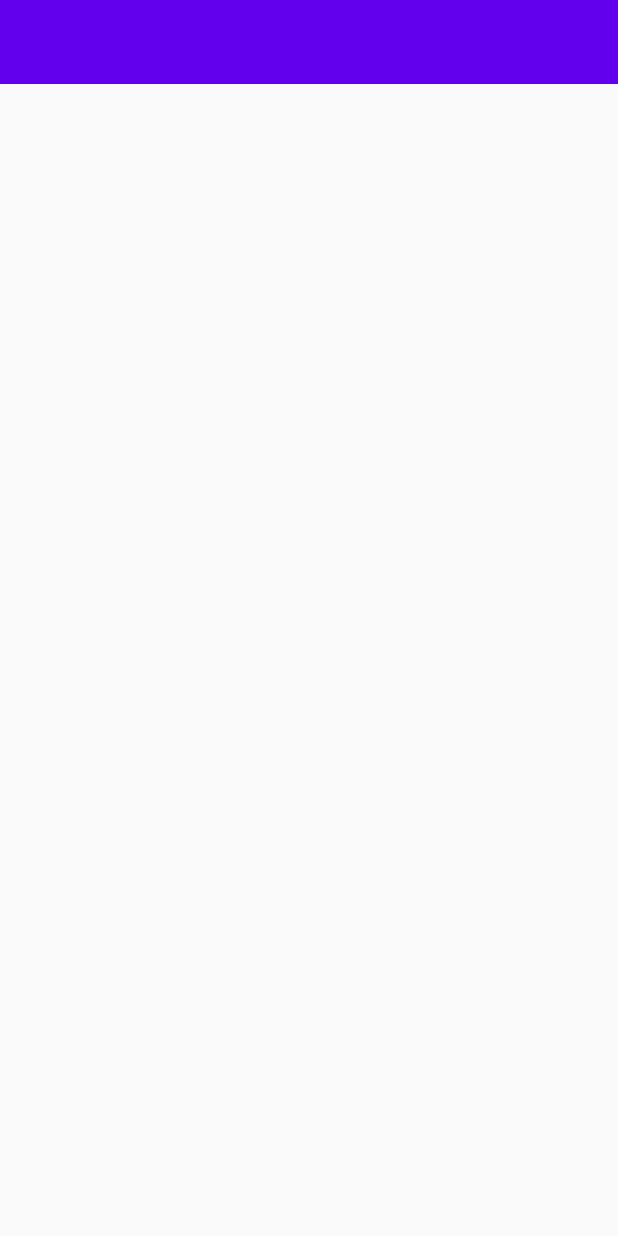
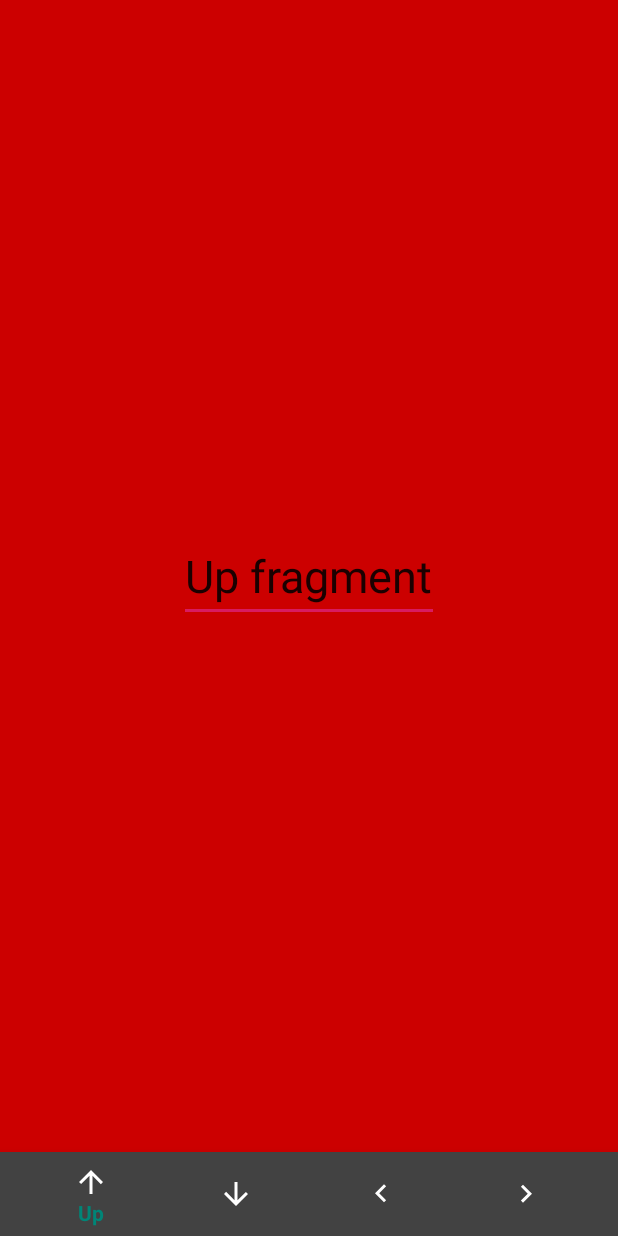
Before and after one commit to Northsoul/SpacexLaunches, an Android app: the screen it shows after launch (MainActivity), on a phone screen of 412 x 824 dp. Run offline under Robolectric (Android 15) with nearby library versions, the phone set to English and light mode, and no system bars; libraries missing offline, so code that uses them is left out: com.microsoft.appcenter; 1 statement that could not run was skipped.

Commit message:
Implementing fixes to errors

```diff
--- a/app/build.gradle
+++ b/app/build.gradle
@@ -26,6 +26,7 @@ dependencies {
     implementation fileTree(dir: 'libs', include: ['*.jar'])
     implementation "org.jetbrains.kotlin:kotlin-stdlib-jdk7:$kotlin_version"
     implementation 'com.android.support:appcompat-v7:28.0.0'
+    implementation 'com.android.support:design:28.0.0'
     implementation 'com.android.support.constraint:constraint-layout:1.1.3'
     testImplementation 'junit:junit:4.12'
     androidTestImplementation 'com.android.support.test:runner:1.0.2'
--- a/app/src/main/java/com/example/spacexlaunches/MainActivity.java
+++ b/app/src/main/java/com/example/spacexlaunches/MainActivity.java
@@ -1,7 +1,11 @@
 package com.example.spacexlaunches;
 
+import android.support.annotation.NonNull;
+import android.support.design.widget.BottomNavigationView;
+import android.support.v4.app.Fragment;
 import android.support.v7.app.AppCompatActivity;
 import android.os.Bundle;
+import android.view.MenuItem;
 import com.microsoft.appcenter.AppCenter;
 import com.microsoft.appcenter.analytics.Analytics;
 import com.microsoft.appcenter.crashes.Crashes;
@@ -15,5 +19,38 @@ public class MainActivity extends AppCompatActivity {
         setContentView(R.layout.activity_main);
 
         AppCenter.start(getApplication(),"SpaceX Launches", Analytics.class, Crashes.class);
+
+        BottomNavigationView bottomNav = findViewById(R.id.bottom_navigation);
+        bottomNav.setOnNavigationItemSelectedListener(navListener);
+
+        getSupportFragmentManager().beginTransaction().replace(R.id.fragment_container,
+                new UpFragment()).commit();
     }
+    //react to click on bottom navigation buttons
+    private BottomNavigationView.OnNavigationItemSelectedListener navListener =
+            new BottomNavigationView.OnNavigationItemSelectedListener() {
+                @Override
+                public boolean onNavigationItemSelected(@NonNull MenuItem item) {
+                    Fragment selectedFragment = null;
+
+                    switch (item.getItemId()){
+                        case R.id.nav_up:
+                            selectedFragment = new UpFragment();
+                            break;
+                        case R.id.nav_down:
+                            selectedFragment = new DownFragment();
+                            break;
+                        case R.id.nav_left:
+                            selectedFragment = new LeftFragment();
+                            break;
+                        case R.id.nav_right:
+                            selectedFragment = new RightFragment();
+                            break;
+                    }
+
+                    getSupportFragmentManager().beginTransaction().replace(R.id.fragment_container,
+                            selectedFragment).commit();
+                    return true;
+                }
+            };
 }
--- /dev/null
+++ b/app/src/main/java/com/example/spacexlaunches/UpFragment.java
@@ -0,0 +1,17 @@
+package com.example.spacexlaunches;
+
+import android.os.Bundle;
+import android.support.annotation.NonNull;
+import android.support.annotation.Nullable;
+import android.support.v4.app.Fragment;
+import android.view.LayoutInflater;
+import android.view.View;
+import android.view.ViewGroup;
+
+public class UpFragment extends Fragment {
+    @Nullable
+    @Override
+    public View onCreateView(@NonNull LayoutInflater inflater, @Nullable ViewGroup container, @Nullable Bundle savedInstanceState) {
+        return inflater.inflate(R.layout.fragment_up, container, false);
+    }
+}
--- /dev/null
+++ b/app/src/main/res/drawable/ic_downarrow.xml
@@ -0,0 +1,9 @@
+<vector xmlns:android="http://schemas.android.com/apk/res/android"
+        android:width="24dp"
+        android:height="24dp"
+        android:viewportWidth="24.0"
+        android:viewportHeight="24.0">
+    <path
+        android:pathData="M20,12l-1.41,-1.41L13,16.17V4h-2v12.17l-5.58,-5.59L4,12l8,8 8,-8z"
+        android:fillColor="#010101"/>
+</vector>
--- /dev/null
+++ b/app/src/main/res/drawable/ic_leftarrow.xml
@@ -0,0 +1,9 @@
+<vector xmlns:android="http://schemas.android.com/apk/res/android"
+        android:width="24dp"
+        android:height="24dp"
+        android:viewportWidth="24.0"
+        android:viewportHeight="24.0">
+    <path
+        android:fillColor="#FF000000"
+        android:pathData="M15.41,16.09l-4.58,-4.59 4.58,-4.59L14,5.5l-6,6 6,6z"/>
+</vector>
--- /dev/null
+++ b/app/src/main/res/drawable/ic_rightarrow.xml
@@ -0,0 +1,9 @@
+<vector xmlns:android="http://schemas.android.com/apk/res/android"
+        android:width="24dp"
+        android:height="24dp"
+        android:viewportWidth="24.0"
+        android:viewportHeight="24.0">
+    <path
+        android:fillColor="#FF000000"
+        android:pathData="M8.59,16.34l4.58,-4.59 -4.58,-4.59L10,5.75l6,6 -6,6z"/>
+</vector>
--- /dev/null
+++ b/app/src/main/res/drawable/ic_uparrow.xml
@@ -0,0 +1,9 @@
+<vector xmlns:android="http://schemas.android.com/apk/res/android"
+        android:width="24dp"
+        android:height="24dp"
+        android:viewportWidth="24.0"
+        android:viewportHeight="24.0">
+    <path
+        android:fillColor="#FF000000"
+        android:pathData="M4,12l1.41,1.41L11,7.83V20h2V7.83l5.58,5.59L20,12l-8,-8 -8,8z"/>
+</vector>
--- a/app/src/main/res/layout/activity_main.xml
+++ b/app/src/main/res/layout/activity_main.xml
@@ -1,5 +1,5 @@
 <?xml version="1.0" encoding="utf-8"?>
-<android.support.constraint.ConstraintLayout
+<android.support.design.circularreveal.CircularRevealRelativeLayout
     xmlns:android="http://schemas.android.com/apk/res/android"
     xmlns:tools="http://schemas.android.com/tools"
     xmlns:app="http://schemas.android.com/apk/res-auto"
@@ -8,6 +8,7 @@
     tools:context="MainActivity"
     android:fitsSystemWindows="true">
 
+    <!-- Top Bar -->
     <android.support.v7.widget.Toolbar
     android:id="@+id/toolbar"
     android:layout_width="match_parent"
@@ -18,4 +19,22 @@
     app:popupTheme="@style/ThemeOverlay.AppCompat.Light"
     tools:layout_editor_absoluteX="0dp" />
 
-</android.support.constraint.ConstraintLayout>
+    <!-- layout for the fragments of the bottom navigation bat -->
+    <android.support.design.circularreveal.CircularRevealFrameLayout
+        android:id="@+id/fragment_container"
+        android:layout_width="match_parent"
+        android:layout_height="match_parent"
+        android:layout_above="@+id/bottom_navigation"/>
+
+    <!-- Bottom Navigation Bar -->
+    <android.support.design.widget.BottomNavigationView
+        android:id="@+id/bottom_navigation"
+        android:layout_width="match_parent"
+        android:layout_height="wrap_content"
+        android:layout_alignParentBottom="true"
+        app:menu="@menu/bottom_navigation"
+        android:background="@color/cardview_dark_background"
+        app:itemIconTint="@color/cardview_light_background"/>
+
+
+</android.support.design.circularreveal.CircularRevealRelativeLayout>
--- /dev/null
+++ b/app/src/main/res/layout/fragment_up.xml
@@ -0,0 +1,19 @@
+<?xml version="1.0" encoding="utf-8"?>
+<android.support.constraint.ConstraintLayout
+    xmlns:android="http://schemas.android.com/apk/res/android"
+    xmlns:app="http://schemas.android.com/apk/res-auto"
+    android:layout_width="match_parent"
+    android:layout_height="match_parent"
+    android:background="@android:color/holo_red_dark">
+
+    <android.support.v7.widget.AppCompatAutoCompleteTextView
+        android:layout_width="wrap_content"
+        android:layout_height="wrap_content"
+        android:text="@string/up_fragment"
+        android:textSize="30sp"
+        app:layout_constraintBottom_toBottomOf="parent"
+        app:layout_constraintEnd_toEndOf="parent"
+        app:layout_constraintStart_toStartOf="parent"
+        app:layout_constraintTop_toTopOf="parent" />
+
+</android.support.constraint.ConstraintLayout>
--- /dev/null
+++ b/app/src/main/res/menu/bottom_navigation.xml
@@ -0,0 +1,19 @@
+<?xml version="1.0" encoding="utf-8"?>
+<menu xmlns:android="http://schemas.android.com/apk/res/android">
+    <item
+        android:id="@+id/nav_up"
+        android:icon="@drawable/ic_uparrow"
+        android:title="Up"/>
+    <item
+        android:id="@+id/nav_down"
+        android:icon="@drawable/ic_downarrow"
+        android:title="Down"/>
+    <item
+        android:id="@+id/nav_left"
+        android:icon="@drawable/ic_leftarrow"
+        android:title="Left"/>
+    <item
+        android:id="@+id/nav_right"
+        android:icon="@drawable/ic_rightarrow"
+        android:title="Right"/>
+</menu>
--- a/app/src/main/res/values/strings.xml
+++ b/app/src/main/res/values/strings.xml
@@ -4,4 +4,8 @@
 
     <!--Splash Screen-->
     <string name="splash_title">SpaceX Launches</string>
+    <string name="down_fragment">Down fragment</string>
+    <string name="left_fragment">Left fragment</string>
+    <string name="right_fragment">Right fragment</string>
+    <string name="up_fragment">Up fragment</string>
 </resources>
```
Also changed, not shown: app/src/main/java/com/example/spacexlaunches/DownFragment.java (added, +17 -0 lines), app/src/main/java/com/example/spacexlaunches/LeftFragment.java (added, +17 -0 lines), app/src/main/java/com/example/spacexlaunches/RightFragment.java (added, +17 -0 lines), app/src/main/res/layout/fragment_down.xml (added, +19 -0 lines), app/src/main/res/layout/fragment_left.xml (added, +19 -0 lines), app/src/main/res/layout/fragment_right.xml (added, +19 -0 lines). Lines whose indentation alone changed are shown as unchanged.
